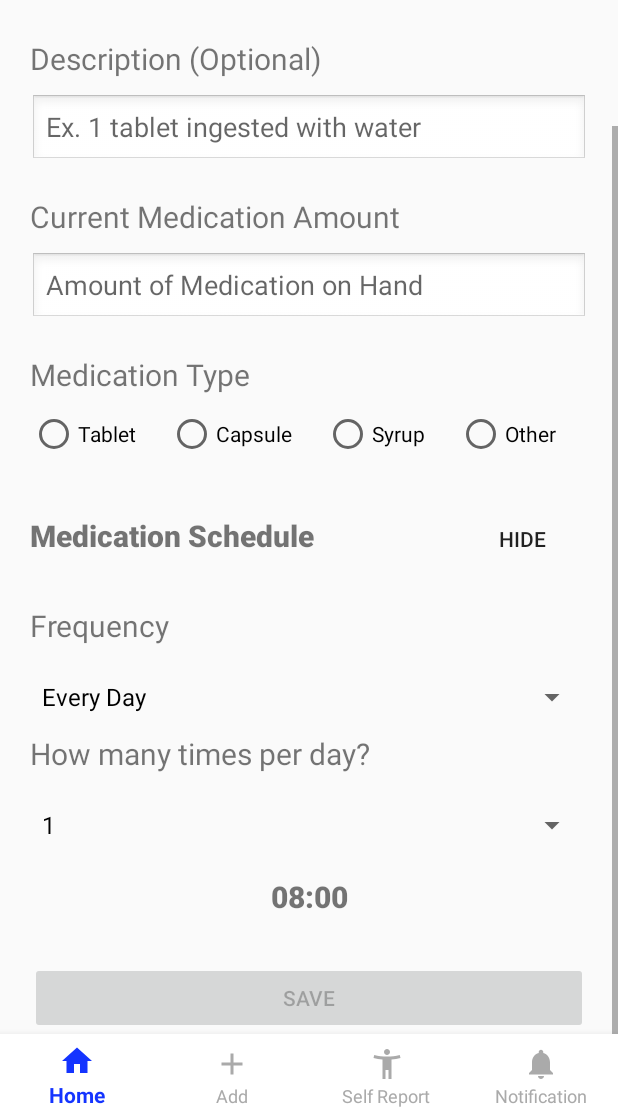
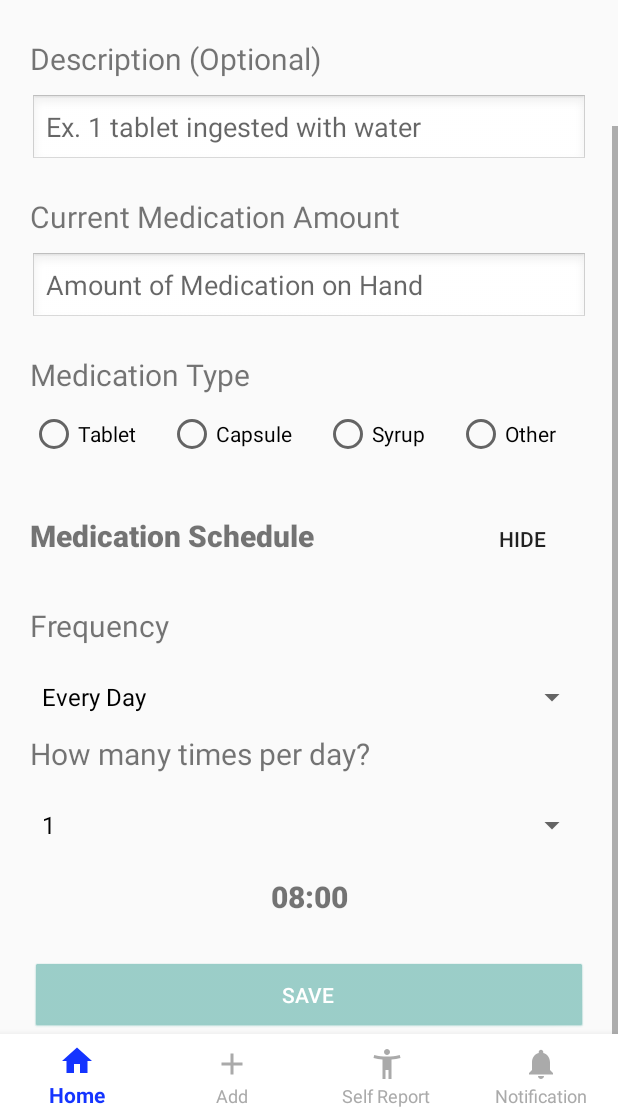
Before and after one commit to TeamSAYY/COMP3004Project, an Android app: the fragment Frag_Add placed in its activity, scrolled down 125 dp, on a phone screen of 412 x 824 dp, the part 118-1236 px from its top. Run offline under Robolectric (Android 15) with nearby library versions, the phone set to English and light mode, and no system bars; our stand-ins replace ButterKnife, Room's generated code.

Commit message:
Updated the Add page

```diff
--- a/app/src/main/java/com/example/drmednotifier/Frag_Add.java
+++ b/app/src/main/java/com/example/drmednotifier/Frag_Add.java
@@ -1,5 +1,6 @@
 package com.example.drmednotifier;
 
+import android.content.res.Resources;
 import android.os.Build;
 import android.os.Bundle;
 import android.text.Editable;
@@ -140,17 +141,25 @@ public class Frag_Add extends Fragment {
         dose_4.setText("1");
 
         text_time_dose_1.setVisibility(View.GONE);
+        time_dose_view_1.setVisibility(View.GONE);
         text_time_dose_2.setVisibility(View.GONE);
+        time_dose_view_2.setVisibility(View.GONE);
         text_time_dose_3.setVisibility(View.GONE);
+        time_dose_view_3.setVisibility(View.GONE);
         text_time_dose_4.setVisibility(View.GONE);
+        time_dose_view_4.setVisibility(View.GONE);
 
         dropdown_timesPerDay.setOnItemSelectedListener(new AdapterView.OnItemSelectedListener() {
             @Override
             public void onItemSelected(AdapterView<?> parent, View view, int position, long id) {
                 text_time_dose_1.setVisibility(View.GONE);
+                time_dose_view_1.setVisibility(View.GONE);
                 text_time_dose_2.setVisibility(View.GONE);
+                time_dose_view_2.setVisibility(View.GONE);
                 text_time_dose_3.setVisibility(View.GONE);
+                time_dose_view_3.setVisibility(View.GONE);
                 text_time_dose_4.setVisibility(View.GONE);
+                time_dose_view_4.setVisibility(View.GONE);
                 switch (position) {
                     case 3:
                         text_time_dose_4.setVisibility(View.VISIBLE);
--- a/app/src/main/res/layout/fragment_frag__add.xml
+++ b/app/src/main/res/layout/fragment_frag__add.xml
@@ -472,6 +472,9 @@
                     android:layout_width="wrap_content"
                     android:layout_height="wrap_content"
                     android:layout_weight="1"
+                    android:background="@android:drawable/btn_default"
+                    android:backgroundTint="@color/colorPrimary"
+                    android:textColor="@color/background_default_Color"
                     android:text="Save" />
 
             </LinearLayout>
```
